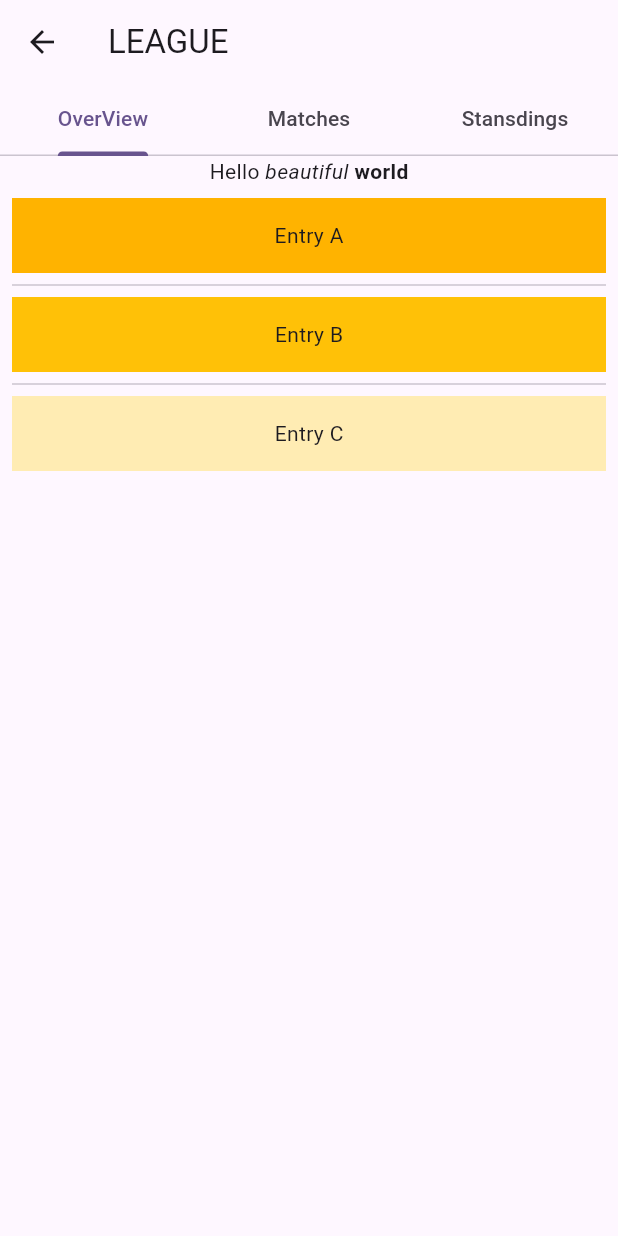
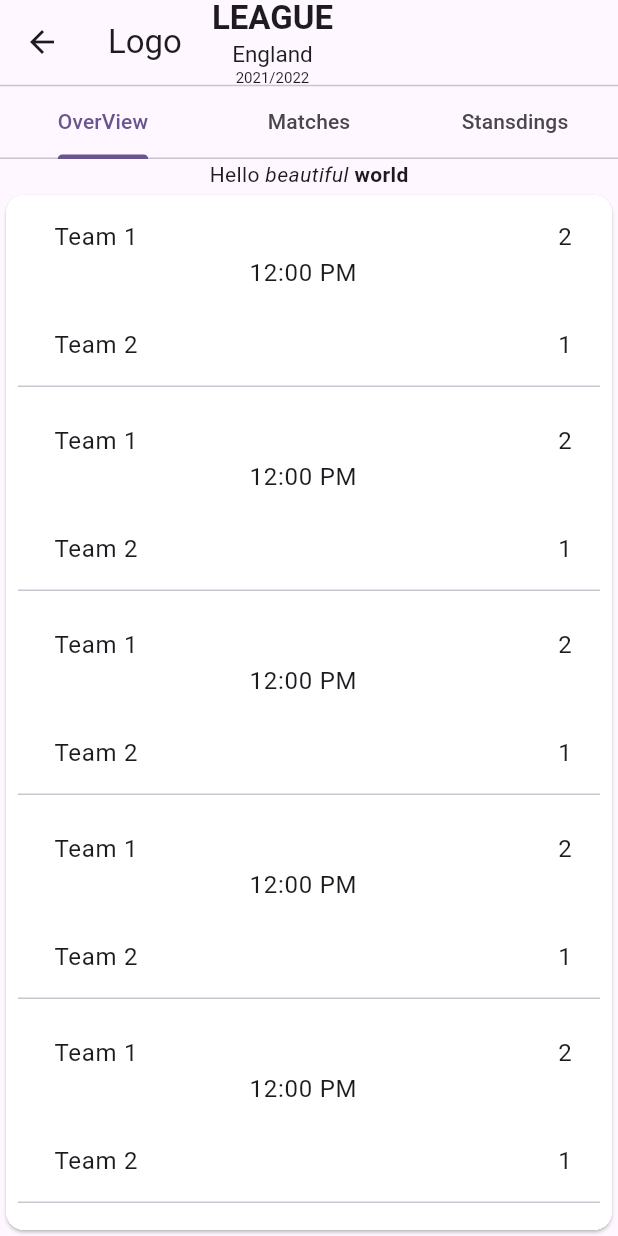
Before and after one commit to nwb2018/Projet-Flooter-Flutter, a Flutter app: the LeaguePage screen opened directly, on a phone screen of 412 x 824 dp. Run offline on Flutter 3.47's test engine with Material 3 defaults, Android fonts, the phone set to English and light mode, and no system bars; our stand-ins replace flutter_riverpod.

Commit message:
feat(League): Mise a jour de la page League

```diff
--- a/lib/Pages/LeaguePage.dart
+++ b/lib/Pages/LeaguePage.dart
@@ -11,13 +11,39 @@ class LeaguePage extends StatelessWidget {
   @override
   Widget build(BuildContext context) {
     return DefaultTabController(
-      length: 3,
+      length: 26,
       child: Scaffold(
         appBar: AppBar(
-          title: const Text('LEAGUE'),
+          title: SizedBox(
+            child: Row(
+              children: [
+                Column(
+                  children: [
+                    const Text('Logo'),
+                  ],
+                ),
+                SizedBox(width: 20),
+                Column(
+                  children: [
+                    //const Text('LEAGUE'),
+                    Row(
+                      children: [const Text('LEAGUE', style: TextStyle(fontWeight: FontWeight.bold)),],
+                    ),
+                    Row(
+                      children: [const Text('England',style: TextStyle(fontSize: 15),),],
+                    ),
+                    Row(
+                      children: [const Text('2021/2022', style: TextStyle(fontSize: 10),)],
+                    )
+                  ],
+                ),
+              ],
+            ),
+          ),
         ),
         body: Column(
           children: [
+            Divider(height: 2,), // Séparateur (bar)
             const TabBar(
                 tabs: [
                   Tab(text: 'OverView',),
@@ -32,7 +58,7 @@ class LeaguePage extends StatelessWidget {
                 text: 'Hello', // default text style
                 children: <TextSpan>[
                   TextSpan(text: ' beautiful ', style: TextStyle(fontStyle: FontStyle.italic)),
-                  TextSpan(text: 'world', style: TextStyle(fontWeight: FontWeight.bold)),
+                  TextSpan(text: 'world', style: TextStyle(fontWeight: FontWeight.bold,),),
                 ],
               ),
             ),
--- a/lib/main.dart
+++ b/lib/main.dart
@@ -32,15 +32,14 @@ class MyApp extends StatelessWidget {
         //  '/': (context) => SplashScreen(),
         // '/': (context) => const MyHomePage(title: 'ECLUBS'),
         // '/': (context) => const MatchPage(),
-        '/': (context) => const StandingPage(),
-
+        //'/': (context) => const StandingPage(),
+        '/': (context) => const LeaguePage(),
 
         '/schedule': (context) => const Schedule(),
       },
 
       //route aux leagues
        // '/': (context) => const league(title: 'LEAGUES'),
-      //'/': (context) => const LeaguePage(),
       //fin league
     );
   }
--- a/lib/tabs/overView.dart
+++ b/lib/tabs/overView.dart
@@ -7,17 +7,74 @@ class overView extends StatelessWidget {
 
   @override
   Widget build(BuildContext context) {
-    return ListView.separated(
-      padding: const EdgeInsets.all(8),
-      itemCount: entries.length,
-      itemBuilder: (BuildContext context, int index) {
-        return Container(
-          height: 50,
-          color: Colors.amber[colorCodes[index]],
-          child: Center(child: Text('Entry ${entries[index]}')),
-        );
-      },
-      separatorBuilder: (BuildContext context, int index) => const Divider(),
+    return Card(
+      clipBehavior: Clip.hardEdge,
+
+      child: ListView.builder(
+        itemCount: 10,
+        itemBuilder: (context, index) {
+
+          // Remplacez les valeurs par les données réelles de votre modèle de match
+          String team1Logo = 'path/to/team1_logo.png';
+          String team1Name = 'Team 1';
+          String team2Logo = 'path/to/team2_logo.png';
+          String team2Name = 'Team 2';
+          String matchTime = '12:00 PM';
+          String score1 = '2';
+          String score2 = '1';
+
+
+          return Container(
+            color: Colors.white,
+            child: Padding(
+              padding: const EdgeInsets.all(8.0),
+              child: Column(
+                children: [
+                  ListTile(
+                    title: Expanded(
+                      child: Column(
+                        children: [
+                          Row(
+                            children: [
+                              //Image.asset(team1Logo, height: 30, width: 30),
+                              SizedBox(width: 8),
+                              Text(team1Name),
+
+                              SizedBox(width: 280),
+                              Text('$score1'),
+                            ],
+                          ),
+                          Text('$matchTime'),
+                        ],
+                      ),
+                    ),
+                  ),
+
+                  ListTile(
+                    title: Expanded(
+                      child: Column(
+                        children: [
+                          Row(
+                            children: [
+                              //Image.asset(team2Logo, height: 30, width: 30),
+                              SizedBox(width: 8),
+                              Text(team2Name),
+
+                              SizedBox(width: 280),
+                              Text('$score2'),
+                            ],
+                          ),
+                        ],
+                      ),
+                    ),
+                  ),
+                  Divider(height: 0,), // Séparateur entre les matchs
+                ],
+              ),
+            ),
+          );
+        },
+      ),
     );
   }
 
```
